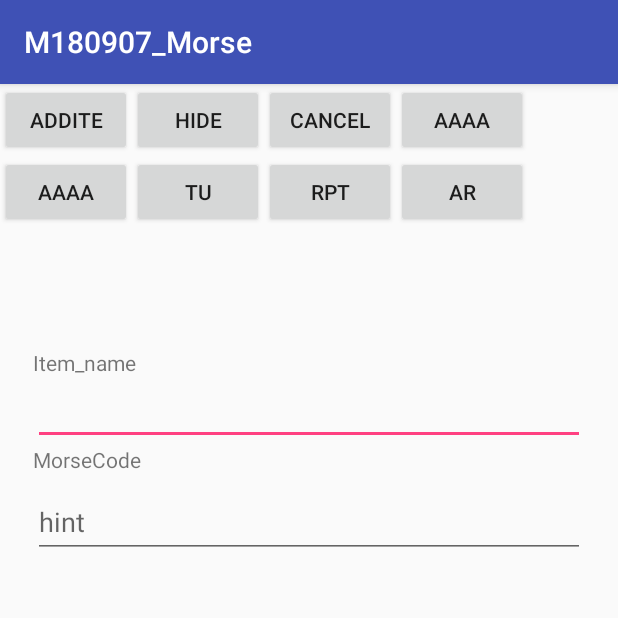
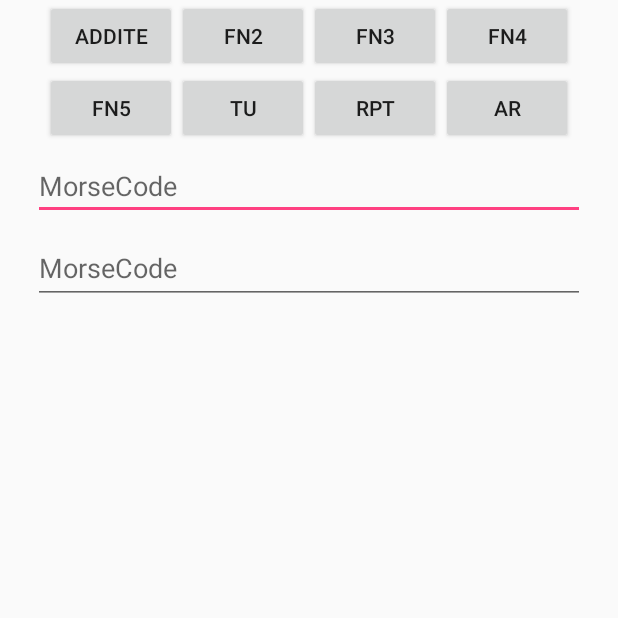
Before and after one commit to kankanla/M180907_Morse, an Android app: the Morse_key screen opened directly, with no data from a screen before it, after a tap on "BUTTON", on a phone screen of 412 x 824 dp, the top half of it. Run offline under Robolectric (Android 15) with nearby library versions, the phone set to English and light mode, and no system bars; our stand-ins replace AdMob; 3 statements that could not run were skipped.

Commit message:
2018/09/25

```diff
--- a/app/build.gradle
+++ b/app/build.gradle
@@ -22,6 +22,7 @@ dependencies {
     implementation fileTree(dir: 'libs', include: ['*.jar'])
     implementation 'com.android.support:appcompat-v7:28.0.0-rc02'
     implementation 'com.android.support.constraint:constraint-layout:1.1.3'
+    implementation 'com.google.android.gms:play-services-ads:15.0.1'
     testImplementation 'junit:junit:4.12'
     androidTestImplementation 'com.android.support.test:runner:1.0.2'
     androidTestImplementation 'com.android.support.test.espresso:espresso-core:3.0.2'
--- a/app/src/main/java/com/kankanla/e560/m180907_morse/Add_Morse_item.java
+++ b/app/src/main/java/com/kankanla/e560/m180907_morse/Add_Morse_item.java
@@ -4,21 +4,27 @@ import android.content.pm.ActivityInfo;
 import android.graphics.Point;
 import android.os.Bundle;
 import android.support.design.widget.TextInputEditText;
+import android.support.v4.content.ContextCompat;
 import android.support.v7.app.AppCompatActivity;
 import android.text.Editable;
 import android.text.InputFilter;
+import android.text.InputType;
 import android.text.Spanned;
 import android.view.Display;
 import android.view.View;
 import android.widget.Button;
 import android.widget.EditText;
+import android.widget.RelativeLayout;
+
+import com.google.android.gms.ads.AdRequest;
+import com.google.android.gms.ads.AdSize;
+import com.google.android.gms.ads.AdView;
 
 public class Add_Morse_item extends AppCompatActivity implements View.OnClickListener {
 
     private final String TAG = "###Add_Morse_item###";
     private Morse_SQL morse_sql;
-    private Button button, button2, button3;
-    private Button but_fn1;
+    private Button input_Fn1, input_Fn2, input_Fn3, input_Fn4, input_Fn5, input_Fn6, input_Fn7, input_Fn8;
     private Point point;
     private EditText editText;
     private TextInputEditText textInputEditText;
@@ -27,31 +33,28 @@ public class Add_Morse_item extends AppCompatActivity implements View.OnClickLis
     protected void onCreate(Bundle savedInstanceState) {
         super.onCreate(savedInstanceState);
         setContentView(R.layout.activity_add_morse_item);
-
-        setRequestedOrientation(ActivityInfo.SCREEN_ORIENTATION_PORTRAIT);
-
-        point = new Point();
-        Display display = getWindowManager().getDefaultDisplay();
-        display.getSize(point);
+        getSupportActionBar().hide();
+        init();
         morse_sql = new Morse_SQL(this);
         textInputEditText = findViewById(R.id.TextInputEditText);
         editText = findViewById(R.id.editText_code);
+        editText.setInputType(InputType.TYPE_CLASS_TEXT | InputType.TYPE_TEXT_FLAG_CAP_CHARACTERS);
 
-        button = findViewById(R.id.input_bt1);
-        button.setText("AR");
-        button.setOnClickListener(this);
+        input_Fn8 = findViewById(R.id.input_Fn8);
+        input_Fn8.setText("AR");
+        input_Fn8.setOnClickListener(this);
 
-        button2 = findViewById(R.id.input_bt2);
-        button2.setText("RPT");
-        button2.setOnClickListener(this);
+        input_Fn7 = findViewById(R.id.input_Fn7);
+        input_Fn7.setText("RPT");
+        input_Fn7.setOnClickListener(this);
 
-        button2 = findViewById(R.id.input_bt3);
-        button2.setText("TU");
-        button2.setOnClickListener(this);
+        input_Fn6 = findViewById(R.id.input_Fn6);
+        input_Fn6.setText("TU");
+        input_Fn6.setOnClickListener(this);
 
-        but_fn1 = findViewById(R.id.item_save);
-        but_fn1.setText("ADDITE");
-        but_fn1.setOnClickListener(this);
+        input_Fn1 = findViewById(R.id.input_Fn1);
+        input_Fn1.setText("ADDITE");
+        input_Fn1.setOnClickListener(this);
 
 
         InputFilter inputFilter = new InputFilter() {
@@ -68,12 +71,21 @@ public class Add_Morse_item extends AppCompatActivity implements View.OnClickLis
 //        textInputEditText.setFilters(new InputFilter[]{inputFilter});
     }
 
+    protected void init() {
+        setRequestedOrientation(ActivityInfo.SCREEN_ORIENTATION_PORTRAIT);
+        point = new Point();
+        Display display = getWindowManager().getDefaultDisplay();
+        display.getSize(point);
+        GoogleAdmob();
+    }
+
+
     @Override
     public void onClick(View v) {
         switch (v.getId()) {
             case R.id.TextInputEditText:
                 break;
-            case R.id.input_bt1:
+            case R.id.input_Fn8:
                 if (textInputEditText.isFocused()) {
                     String inputCode = ".-.-."; //AR送信終了
                     Editable xx = textInputEditText.getText();
@@ -81,7 +93,7 @@ public class Add_Morse_item extends AppCompatActivity implements View.OnClickLis
                     xx.insert(temp, inputCode);
                 }
                 break;
-            case R.id.input_bt2:
+            case R.id.input_Fn7:
                 if (textInputEditText.isFocused()) {
                     String inputCode = ".-.-.--.-"; //RPT送信終了
                     Editable xx = textInputEditText.getText();
@@ -89,7 +101,7 @@ public class Add_Morse_item extends AppCompatActivity implements View.OnClickLis
                     xx.insert(temp, inputCode);
                 }
                 break;
-            case R.id.input_bt3:
+            case R.id.input_Fn6:
                 if (textInputEditText.isFocused()) {
                     String inputCode = "-..-"; //TU送信終了
                     Editable xx = textInputEditText.getText();
@@ -97,13 +109,31 @@ public class Add_Morse_item extends AppCompatActivity implements View.OnClickLis
                     xx.insert(temp, inputCode);
                 }
                 break;
-            case R.id.item_save:
+            case R.id.input_Fn1:
                 morse_sql.add_item(editText.getText(), textInputEditText.getText());
-                editText.clearAnimation();
-                textInputEditText.clearAnimation();
                 break;
             default:
         }
 
     }
+
+    protected void GoogleAdmob() {
+        AdView adView = new AdView(this);
+        adView.setBackgroundColor(ContextCompat.getColor(this, R.color.colorAccent));
+
+        adView.setAdSize(AdSize.BANNER);
+        adView.setAdUnitId("ca-app-pub-3940256099942544/6300978111");
+
+        AdRequest adRequest = new AdRequest.Builder().build();
+        adView.loadAd(adRequest);
+
+        RelativeLayout.LayoutParams layoutParams = new RelativeLayout.LayoutParams(RelativeLayout.LayoutParams.WRAP_CONTENT, RelativeLayout.LayoutParams.WRAP_CONTENT);
+        layoutParams.addRule(RelativeLayout.CENTER_HORIZONTAL);
+        layoutParams.addRule(RelativeLayout.ALIGN_PARENT_BOTTOM);
+
+        RelativeLayout layout = findViewById(R.id.add_morse_item_admob);
+        layout.addView(adView, -1, layoutParams);
+    }
+
+
 }
--- a/app/src/main/java/com/kankanla/e560/m180907_morse/Morse_SQL.java
+++ b/app/src/main/java/com/kankanla/e560/m180907_morse/Morse_SQL.java
@@ -36,7 +36,7 @@ public class Morse_SQL {
     public Cursor list_item() {
         Log.d(TAG, "list_item");
         SQLiteDatabase db = sql_db.getReadableDatabase();
-        String cmd = "select * from main";
+        String cmd = "select * from main order by rowid desc";
         Cursor cursor = db.rawQuery(cmd, null);
         return cursor;
     }
--- a/app/src/main/java/com/kankanla/e560/m180907_morse/Morse_key.java
+++ b/app/src/main/java/com/kankanla/e560/m180907_morse/Morse_key.java
@@ -4,28 +4,36 @@ import android.content.ComponentName;
 import android.content.Context;
 import android.content.Intent;
 import android.content.ServiceConnection;
+import android.content.SharedPreferences;
 import android.content.pm.ActivityInfo;
 import android.database.Cursor;
+import android.graphics.Color;
 import android.graphics.Point;
 import android.os.Build;
 import android.os.Bundle;
 import android.os.IBinder;
 import android.support.annotation.RequiresApi;
+import android.support.v4.content.ContextCompat;
 import android.support.v7.app.AppCompatActivity;
 import android.util.Log;
 import android.view.Display;
 import android.view.MotionEvent;
 import android.view.View;
 import android.view.ViewGroup;
+import android.view.ViewTreeObserver;
 import android.view.WindowManager;
+import android.widget.AdapterView;
 import android.widget.BaseAdapter;
 import android.widget.Button;
 import android.widget.LinearLayout;
 import android.widget.ListView;
+import android.widget.RelativeLayout;
 import android.widget.TextView;
+import android.widget.Toast;
 
-import java.util.Timer;
-import java.util.TimerTask;
+import com.google.android.gms.ads.AdRequest;
+import com.google.android.gms.ads.AdSize;
+import com.google.android.gms.ads.AdView;
 
 public class Morse_key extends AppCompatActivity {
     private final String TAG = "###Morse_key###";
@@ -33,19 +41,21 @@ public class Morse_key extends AppCompatActivity {
     private TextView textView;
     private Morse_HZ morse_hz;
     private ListView listView;
-    private Timer timer;
-    private TimerTask timerTask;
     private Morse_SQL morse_sql;
-    private Cursor cursor;
     private Point point;
     private LinearLayout l1, l2, l3;
+    private ViewTreeObserver viewTreeObserver;
+    private SharedPreferences shared;
 
     @Override
     protected void onCreate(Bundle savedInstanceState) {
         super.onCreate(savedInstanceState);
         Log.d(TAG, "onCreate");
         setContentView(R.layout.activity_morse_key);
+        getSupportActionBar().hide();
         init();
+        shared = getSharedPreferences("APP_SET", MODE_PRIVATE);
+
 
         button1 = findViewById(R.id.buttonkey1);
         button2 = findViewById(R.id.buttonkey2);
@@ -57,15 +67,46 @@ public class Morse_key extends AppCompatActivity {
         l2 = findViewById(R.id.l2);
         l3 = findViewById(R.id.l3);
 
+//        testonly
+        viewTreeObserver = l3.getViewTreeObserver();
+        viewTreeObserver.addOnGlobalLayoutListener(layoutListener);
+
+
+        if (shared.getInt("layout2_Height", 0) == 0 || shared.getInt("displayHeight", 0) != point.y) {
+            viewTreeObserver = l3.getViewTreeObserver();
+            viewTreeObserver.addOnGlobalLayoutListener(layoutListener);
+        } else {
+            ViewGroup.LayoutParams layoutParams = new LinearLayout.LayoutParams(point.x, shared.getInt("layout2_Height", 600) - 30);
+            l2.setLayoutParams(layoutParams);
+            GoogleAdmob();
+        }
+
         Intent intent = new Intent(this, Morse_HZ.class);
         bindService(intent, serviceConnection, Context.BIND_AUTO_CREATE);
         morse_sql = new Morse_SQL(this);
     }
 
+    private ViewTreeObserver.OnGlobalLayoutListener layoutListener = new ViewTreeObserver.OnGlobalLayoutListener() {
+        @Override
+        public void onGlobalLayout() {
+            ViewGroup.LayoutParams layoutParams = new LinearLayout.LayoutParams(point.x, point.y - l1.getHeight() - l3.getHeight() - 30);
+            l2.setLayoutParams(layoutParams);
+            SharedPreferences.Editor editor = shared.edit();
+            editor.putInt("displayWidth", point.x);
+            editor.putInt("displayHeight", point.y);
+            editor.putInt("layout1_Height", l1.getHeight());
+            editor.putInt("layout2_Height", l2.getHeight());
+            editor.putInt("layout3_Height", l3.getHeight());
+            editor.commit();
+        }
+    };
+
     @Override
     protected void onStart() {
         super.onStart();
         Log.d(TAG, "onStart");
+
+        if (Build.VERSION.SDK_INT < Build.VERSION_CODES.LOLLIPOP) {
             button1.setOnTouchListener(new View.OnTouchListener() {
                 @RequiresApi(api = Build.VERSION_CODES.LOLLIPOP)
                 @Override
@@ -74,13 +115,32 @@ public class Morse_key extends AppCompatActivity {
                         case MotionEvent.ACTION_DOWN:
                             Log.d(TAG, "ACTION_DOWN");
                             morse_hz.Beep_ON();
-//                        textView.setBackgroundColor(Color.WHITE);
+                            textView.setBackgroundColor(Color.WHITE);
+                            break;
+                        case MotionEvent.ACTION_UP:
+                            Log.d(TAG, "ACTION_UP");
+                            morse_hz.Beep_OFF();
+                            textView.setBackgroundColor(Color.BLACK);
+                            break;
+                        default:
+                    }
+                    return false;
+                }
+            });
+        } else {
+            button1.setOnTouchListener(new View.OnTouchListener() {
+                @RequiresApi(api = Build.VERSION_CODES.LOLLIPOP)
+                @Override
+                public boolean onTouch(View v, MotionEvent event) {
+                    switch (event.getAction()) {
+                        case MotionEvent.ACTION_DOWN:
+                            Log.d(TAG, "ACTION_DOWN");
+                            morse_hz.Beep_ON();
                             textView.setBackground(getDrawable(R.drawable.out_window2));
                             break;
                         case MotionEvent.ACTION_UP:
                             Log.d(TAG, "ACTION_UP");
                             morse_hz.Beep_OFF();
-//                        textView.setBackgroundColor(Color.BLACK);
                             textView.setBackground(getDrawable(R.drawable.out_window));
                             break;
                         default:
@@ -88,6 +148,7 @@ public class Morse_key extends AppCompatActivity {
                     return false;
                 }
             });
+        }
 
         button2.setOnClickListener(new View.OnClickListener() {
             @Override
@@ -110,16 +171,35 @@ public class Morse_key extends AppCompatActivity {
                 startActivity(intent);
             }
         });
+
+        listView.setOnItemClickListener(new AdapterView.OnItemClickListener() {
+            @Override
+            public void onItemClick(AdapterView<?> parent, View view, int position, long id) {
+                Toast.makeText(morse_hz, view.getId() + " Item", Toast.LENGTH_SHORT).show();
+            }
+        });
+
+        listView.setOnItemLongClickListener(new AdapterView.OnItemLongClickListener() {
+            @Override
+            public boolean onItemLongClick(AdapterView<?> parent, View view, int position, long id) {
+                Toast.makeText(morse_hz, view.getId() + " LongItem", Toast.LENGTH_SHORT).show();
+                return false;
+            }
+        });
+
     }
 
     @Override
     protected void onResume() {
         super.onResume();
         Log.d(TAG, "onResume");
-
         Myadaputa myadaputa = new Myadaputa(morse_sql.list_item());
         listView.setAdapter(myadaputa);
+    }
 
+    @Override
+    protected void onRestart() {
+        super.onRestart();
 
     }
 
@@ -141,7 +221,6 @@ public class Morse_key extends AppCompatActivity {
         morse_hz.ClearMorseList();
     }
 
-
     private void init() {
         Log.d(TAG, "init");
         // Keep screen on
@@ -159,7 +238,7 @@ public class Morse_key extends AppCompatActivity {
     }
 
     public ServiceConnection serviceConnection = new ServiceConnection() {
-        @RequiresApi(api = Build.VERSION_CODES.LOLLIPOP)
+        //        @RequiresApi(api = Build.VERSION_CODES.LOLLIPOP)
         @Override
         public void onServiceConnected(ComponentName name, IBinder service) {
             Morse_HZ.LocalBinder binder = (Morse_HZ.LocalBinder) service;
@@ -217,4 +296,21 @@ public class Morse_key extends AppCompatActivity {
         }
     }
 
+    protected void GoogleAdmob() {
+        AdView adView = new AdView(this);
+        adView.setBackgroundColor(ContextCompat.getColor(this, R.color.colorAccent));
+
+        adView.setAdSize(AdSize.BANNER);
+        adView.setAdUnitId("ca-app-pub-3940256099942544/6300978111");
+
+        AdRequest adRequest = new AdRequest.Builder().build();
+        adView.loadAd(adRequest);
+
+        RelativeLayout.LayoutParams layoutParams = new RelativeLayout.LayoutParams(RelativeLayout.LayoutParams.WRAP_CONTENT, RelativeLayout.LayoutParams.WRAP_CONTENT);
+        layoutParams.addRule(RelativeLayout.CENTER_HORIZONTAL);
+        layoutParams.addRule(RelativeLayout.ALIGN_PARENT_BOTTOM);
+
+        RelativeLayout layout = findViewById(R.id.rel_admob);
+        layout.addView(adView, -1, layoutParams);
     }
+}
--- a/app/src/main/res/drawable/out_window.xml
+++ b/app/src/main/res/drawable/out_window.xml
@@ -17,7 +17,7 @@
 
     <stroke
         android:width="1px"
-        android:color="@android:color/white"
+        android:color="@android:color/holo_red_light"
 
         />
 
--- a/app/src/main/res/drawable/out_window2.xml
+++ b/app/src/main/res/drawable/out_window2.xml
@@ -16,7 +16,7 @@
     <solid />
     <stroke
         android:width="1px"
-        android:color="@android:color/white" />
+        android:color="@android:color/holo_red_dark" />
 
 
 </shape>
--- a/app/src/main/res/layout/activity_add_morse_item.xml
+++ b/app/src/main/res/layout/activity_add_morse_item.xml
@@ -3,98 +3,111 @@
     xmlns:tools="http://schemas.android.com/tools"
     android:layout_width="match_parent"
     android:layout_height="match_parent"
-
     android:orientation="vertical"
     tools:context=".Add_Morse_item">
 
+    <RelativeLayout
+        android:id="@+id/add_morse_item_admob"
+        android:layout_width="match_parent"
+        android:layout_height="match_parent">
+
         <LinearLayout
             android:layout_width="match_parent"
-        android:layout_height="match_parent"
-        android:layout_weight="4"
+            android:layout_height="wrap_content"
+            android:orientation="vertical">
+
+            <LinearLayout
+                android:layout_width="match_parent"
+                android:layout_height="wrap_content"
+                android:layout_alignParentTop="true"
+                android:layout_weight="3"
                 android:orientation="vertical">
 
                 <LinearLayout
                     android:layout_width="wrap_content"
                     android:layout_height="wrap_content"
+                    android:layout_gravity="center"
                     android:orientation="horizontal">
 
                     <Button
-                android:id="@+id/item_save"
+                        android:id="@+id/input_Fn1"
                         android:layout_width="wrap_content"
                         android:layout_height="wrap_content"
-                android:text="Save" />
+                        android:text="Fn1" />
 
                     <Button
+                        android:id="@+id/input_Fn2"
                         android:layout_width="wrap_content"
                         android:layout_height="wrap_content"
-                android:text="Hide" />
+                        android:text="Fn2" />
 
                     <Button
+                        android:id="@+id/input_Fn3"
                         android:layout_width="wrap_content"
                         android:layout_height="wrap_content"
-                android:text="Cancel" />
+                        android:text="Fn3" />
 
                     <Button
+                        android:id="@+id/input_Fn4"
                         android:layout_width="wrap_content"
                         android:layout_height="wrap_content"
-                android:text="AAAA" />
+                        android:text="Fn4" />
 
                 </LinearLayout>
 
                 <LinearLayout
                     android:layout_width="wrap_content"
                     android:layout_height="wrap_content"
+                    android:layout_gravity="center"
                     android:orientation="horizontal">
 
                     <Button
+                        android:id="@+id/input_Fn5"
                         android:layout_width="wrap_content"
                         android:layout_height="wrap_content"
-                android:text="AAAA" />
+                        android:text="Fn5" />
 
                     <Button
-                android:id="@+id/input_bt3"
+                        android:id="@+id/input_Fn6"
                         android:layout_width="wrap_content"
                         android:layout_height="wrap_content"
-                android:text="TU" />
+                        android:text="Fn6" />
 
                     <Button
-                android:id="@+id/input_bt2"
+                        android:id="@+id/input_Fn7"
                         android:layout_width="wrap_content"
                         android:layout_height="wrap_content"
-                android:text="RPT" />
+                        android:text="Fn7" />
 
                     <Button
-                android:id="@+id/input_bt1"
+                        android:id="@+id/input_Fn8"
                         android:layout_width="wrap_content"
                         android:layout_height="wrap_content"
-                android:text="AR" />
+                        android:text="Fn8" />
 
                 </LinearLayout>
             </LinearLayout>
 
+            <ScrollView
+                android:layout_width="match_parent"
+                android:layout_height="wrap_content">
+
                 <LinearLayout
                     android:layout_width="match_parent"
-        android:layout_height="match_parent"
-        android:layout_margin="22dp"
+                    android:layout_height="wrap_content"
+                    android:layout_marginLeft="22dp"
+                    android:layout_marginRight="22dp"
+                    android:layout_marginTop="5dp"
                     android:layout_weight="1"
                     android:orientation="vertical">
-
-        <TextView
-            android:layout_width="wrap_content"
-            android:layout_height="wrap_content"
-            android:text="@string/input_title" />
 
                     <EditText
                         android:id="@+id/editText_code"
                         android:layout_width="match_parent"
                         android:layout_height="wrap_content"
                         android:ems="10"
+                        android:hint="@string/input_code"
                         android:inputType="textPersonName" />
-
-        <TextView
-            android:layout_width="wrap_content"
-            android:layout_height="wrap_content"
-            android:text="@string/input_code" />
 
                     <android.support.design.widget.TextInputLayout
                         android:layout_width="match_parent"
@@ -104,7 +117,11 @@
                             android:id="@+id/TextInputEditText"
                             android:layout_width="match_parent"
                             android:layout_height="wrap_content"
-                android:hint="hint" />
+                            android:hint="@string/input_code"
+                            android:maxLines="4" />
                     </android.support.design.widget.TextInputLayout>
                 </LinearLayout>
+            </ScrollView>
         </LinearLayout>
+    </RelativeLayout>
+</LinearLayout>
--- a/app/src/main/res/values/colors.xml
+++ b/app/src/main/res/values/colors.xml
@@ -3,5 +3,8 @@
     <color name="colorPrimary">#3F51B5</color>
     <color name="colorPrimaryDark">#303F9F</color>
     <color name="colorAccent">#FF4081</color>
-    <color name="listviewbkcolor">#565555</color>
+    <color name="Morse_key_backcolor">#353333</color>
+    <color name="Morse_key_backcolor2">#484545</color>
+    <color name="Morse_key_textcolor">#9e9898</color>
+    <color name="listColor">#f5eeee</color>
 </resources>
--- a/build.gradle
+++ b/build.gradle
@@ -7,7 +7,7 @@ buildscript {
         jcenter()
     }
     dependencies {
-        classpath 'com.android.tools.build:gradle:3.1.4'
+        classpath 'com.android.tools.build:gradle:3.2.0'
 
 
         // NOTE: Do not place your application dependencies here; they belong
```
Also changed, not shown: app/src/main/java/com/kankanla/e560/m180907_morse/Morse_HZ.java (+87 -2 lines), app/src/main/res/layout/activity_morse_key.xml (+23 -12 lines), app/src/main/res/layout/morse_item_list.xml (+15 -4 lines), gradle/wrapper/gradle-wrapper.properties. Lines whose indentation alone changed are shown as unchanged.
